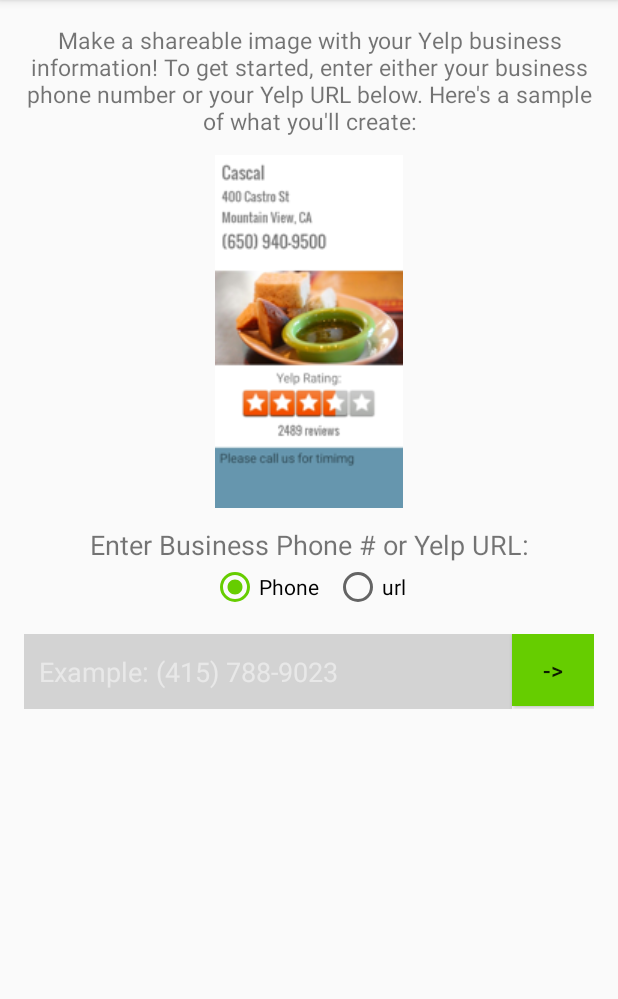
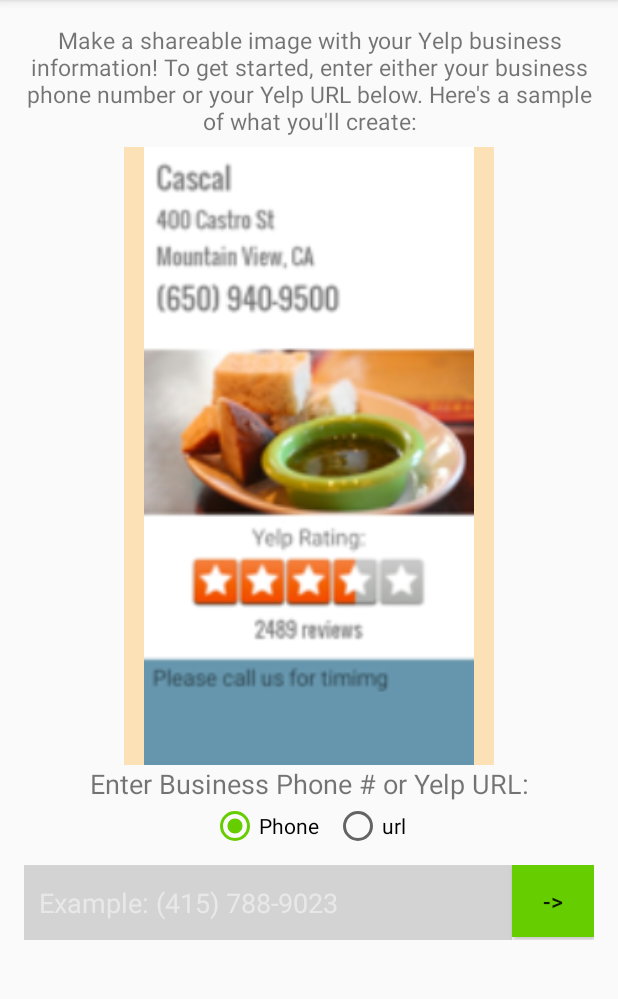
Before and after one commit to GitAmrita/Thinkful, an Android app: the screen it shows after launch (MainActivity), on a phone screen of 412 x 824 dp, the part 84-1083 px from its top. Run offline under Robolectric (Android 15) with nearby library versions, the phone set to English and light mode, and no system bars; our stand-ins replace ButterKnife.

Commit message:
make sample image bigger

```diff
--- a/Flyer/app/src/main/java/com/vogella/android/flyer/MainActivity.java
+++ b/Flyer/app/src/main/java/com/vogella/android/flyer/MainActivity.java
@@ -3,11 +3,18 @@
 import android.content.Context;
 import android.content.Intent;
 import android.content.SharedPreferences;
+import android.graphics.Point;
 import android.os.AsyncTask;
 import android.support.v7.app.AppCompatActivity;
 import android.os.Bundle;
+import android.util.DisplayMetrics;
 import android.util.Log;
+import android.view.Display;
+import android.view.Gravity;
+import android.view.ViewTreeObserver;
 import android.widget.EditText;
+import android.widget.ImageView;
+import android.widget.LinearLayout;
 import android.widget.Toast;
 
 
@@ -45,6 +52,8 @@
     public static final String SHARED_PREFERENCES = "preferences" ;
 
 
+    @Bind(R.id.sampleImg)
+    protected ImageView sampleImage;
     @Bind(R.id.userInput)
     protected EditText yelpEditText;
 
@@ -53,6 +62,7 @@
         super.onCreate(savedInstanceState);
         setContentView(R.layout.activity_main);
         ButterKnife.bind(this);
+        calculateLayoutDimensions();
     }
 
     @OnClick(R.id.go)
@@ -80,6 +90,30 @@
     @Override
     public void onBackPressed() {
         finish();
+    }
+
+    private void calculateLayoutDimensions() {
+        ViewTreeObserver vto = sampleImage.getViewTreeObserver();
+        vto.addOnGlobalLayoutListener(new ViewTreeObserver.OnGlobalLayoutListener() {
+            @Override
+            public void onGlobalLayout() {
+                sampleImage.getViewTreeObserver().removeGlobalOnLayoutListener(this);
+                Display display = getWindowManager().getDefaultDisplay();
+                Point size = new Point();
+                display.getSize(size);
+                int widthPx = size.x;
+                int heightPx = size.y;
+                // 0.6, 0.5 have been arbitarily chosen since such a layout looks good
+                int requiredLayoutWidth = (int)(0.6 * widthPx);
+                int requiredLayoutHeight = (int) (0.5 * heightPx);
+                LinearLayout.LayoutParams params = new LinearLayout.LayoutParams(
+                        requiredLayoutWidth,requiredLayoutHeight);
+                params.gravity = Gravity.CENTER_HORIZONTAL;
+                params.topMargin = 10;
+                sampleImage.setLayoutParams(params);
+
+            }
+        });
     }
 
     private JSONObject readInputStream(InputStream in) {
--- a/Flyer/app/src/main/res/layout/activity_main.xml
+++ b/Flyer/app/src/main/res/layout/activity_main.xml
@@ -20,12 +20,11 @@
 
 
     <ImageView
-        android:layout_width="wrap_content"
-        android:layout_height="wrap_content"
-        android:src="@drawable/sample"
-        android:layout_marginTop="12dp"
-        android:layout_gravity="center_horizontal"
-        android:layout_marginBottom="12dp"/>
+        android:id="@+id/sampleImg"
+        android:layout_width="match_parent"
+        android:layout_height="match_parent"
+        android:background="@color/Bg"
+        android:src="@drawable/sample" />
 
     <TextView
         android:layout_width="match_parent"
@@ -65,7 +64,7 @@
         android:layout_width="match_parent"
         android:layout_height="wrap_content"
         android:orientation="horizontal"
-        android:layout_marginTop="15dp">
+        android:layout_marginTop="10dp">
 
         <EditText
             android:id="@+id/userInput"
```
